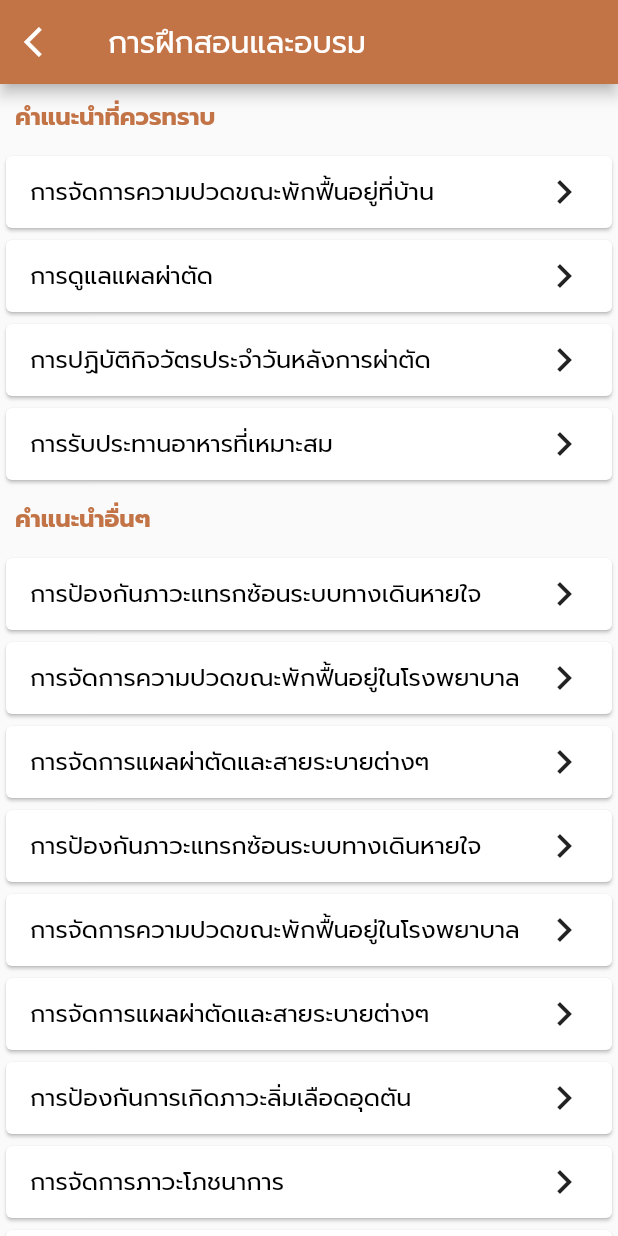
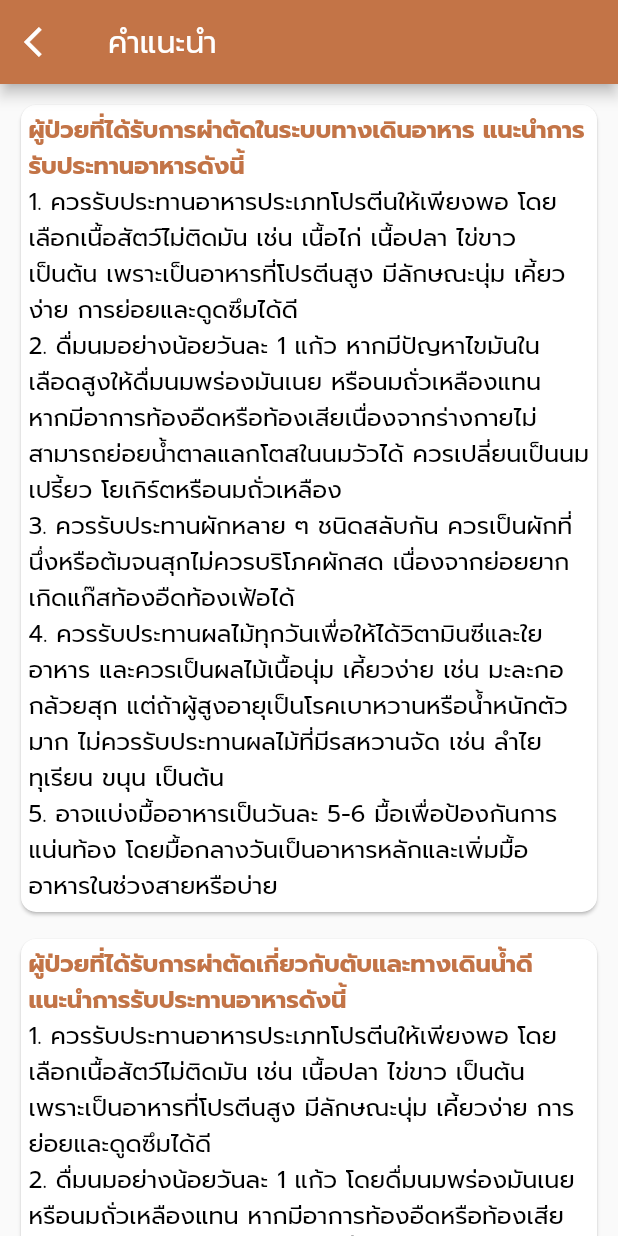
Before and after one commit to LaCare-KMUTT/AbdoCare, a Flutter app: the PostOpHomeTrainingPage screen opened directly, after a tap on "การรับประทานอาหารที่เหมาะสม", on a phone screen of 412 x 824 dp. Run offline on Flutter 3.47's test engine with Material 2 defaults, Android fonts, the phone set to English and light mode, and no system bars; our stand-ins replace bubble, charts_flutter, cloud_firestore, firebase_auth, firebase_core, get_it and 1 more; missing offline and left inert: flutter_dialogflow; accounts and stored records are empty; statements that could not run were skipped.

Commit message:
food advice

```diff
--- a/lib/widget/post_op_home_training.dart
+++ b/lib/widget/post_op_home_training.dart
@@ -1,6 +1,7 @@
 import 'package:flutter/material.dart';
 import '../pages/chat_page.dart';
 import 'training_information/daily_activity_advice.dart';
+import 'training_information/food_advice.dart';
 import 'training_information/pain_advice.dart';
 import 'training_information/surgical_incision_advice.dart';
 
@@ -23,7 +24,10 @@ class _PostOpHomeTrainingPageState extends State<PostOpHomeTrainingPage> {
     } else if (number == 17) {
       Navigator.push(context,
           MaterialPageRoute(builder: (context) => DailyActivityAdvice()));
-    } else if (number == 18) {}
+    } else if (number == 18) {
+      Navigator.push(
+          context, MaterialPageRoute(builder: (context) => FoodAdvice()));
+    }
   }
 
   @override
--- /dev/null
+++ b/lib/widget/training_information/food_advice.dart
@@ -0,0 +1,123 @@
+import 'package:flutter/material.dart';
+import '../post_op_home_training.dart';
+
+class FoodAdvice extends StatelessWidget {
+  @override
+  Widget build(BuildContext context) {
+    return Scaffold(
+        appBar: AppBar(
+          title: Text("คำแนะนำ"),
+          leading: IconButton(
+            icon: const Icon(
+              Icons.arrow_back_ios,
+            ),
+            tooltip: 'กลับ',
+            onPressed: () {
+              Navigator.push(
+                context,
+                MaterialPageRoute(
+                    builder: (context) => PostOpHomeTrainingPage()),
+              );
+            },
+          ),
+        ),
+        body: Container(
+          child: ListView(
+            children: [
+              Column(
+                children: [
+                  Padding(
+                    padding: const EdgeInsets.fromLTRB(10, 10, 10, 0),
+                    child: Card(
+                      shape: RoundedRectangleBorder(
+                        borderRadius: BorderRadius.circular(10.0),
+                      ),
+                      child: Padding(
+                        padding: const EdgeInsets.all(5.0),
+                        child: Column(
+                          children: [
+                            Text("""
+ผู้ป่วยที่ได้รับการผ่าตัดในระบบทางเดินอาหาร แนะนำการรับประทานอาหารดังนี้"""),
+                            Column(
+                              crossAxisAlignment: CrossAxisAlignment.stretch,
+                              children: [
+                                Text("""
+1. ควรรับประทานอาหารประเภทโปรตีนให้เพียงพอ โดยเลือกเนื้อสัตว์ไม่ติดมัน เช่น เนื้อไก่ เนื้อปลา ไข่ขาว เป็นต้น เพราะเป็นอาหารที่โปรตีนสูง มีลักษณะนุ่ม เคี้ยวง่าย การย่อยและดูดซึมได้ดี""",
+                                    style:
+                                        Theme.of(context).textTheme.bodyText1),
+                                Text("""
+2. ดื่มนมอย่างน้อยวันละ 1 แก้ว หากมีปัญหาไขมันในเลือดสูงให้ดื่มนมพร่องมันเนย หรือนมถั่วเหลืองแทน หากมีอาการท้องอืดหรือท้องเสียเนื่องจากร่างกายไม่สามารถย่อยน้ำตาลแลกโตสในนมวัวได้ ควรเปลี่ยนเป็นนมเปรี้ยว โยเกิร์ตหรือนมถั่วเหลือง""",
+                                    style:
+                                        Theme.of(context).textTheme.bodyText1),
+                                Text("""
+3. ควรรับประทานผักหลาย ๆ ชนิดสลับกัน ควรเป็นผักที่นึ่งหรือต้มจนสุกไม่ควรบริโภคผักสด เนื่องจากย่อยยาก เกิดแก๊สท้องอืดท้องเฟ้อได้""",
+                                    style:
+                                        Theme.of(context).textTheme.bodyText1),
+                                Text("""
+4. ควรรับประทานผลไม้ทุกวันเพื่อให้ได้วิตามินซีและใยอาหาร และควรเป็นผลไม้เนื้อนุ่ม เคี้ยวง่าย เช่น มะละกอ กล้วยสุก แต่ถ้าผู้สูงอายุเป็นโรคเบาหวานหรือน้ำหนักตัวมาก ไม่ควรรับประทานผลไม้ที่มีรสหวานจัด เช่น ลำไย ทุเรียน ขนุน เป็นต้น""",
+                                    style:
+                                        Theme.of(context).textTheme.bodyText1),
+                                Text("""
+5. อาจแบ่งมื้ออาหารเป็นวันละ 5-6 มื้อเพื่อป้องกันการแน่นท้อง โดยมื้อกลางวันเป็นอาหารหลักและเพิ่มมื้ออาหารในช่วงสายหรือบ่าย""",
+                                    style:
+                                        Theme.of(context).textTheme.bodyText1),
+                              ],
+                            ),
+                          ],
+                        ),
+                      ),
+                    ),
+                  ),
+                  Padding(
+                    padding: const EdgeInsets.fromLTRB(10, 10, 10, 0),
+                    child: Card(
+                      shape: RoundedRectangleBorder(
+                        borderRadius: BorderRadius.circular(10.0),
+                      ),
+                      child: Padding(
+                        padding: const EdgeInsets.all(5.0),
+                        child: Column(
+                          children: [
+                            Text("""
+ผู้ป่วยที่ได้รับการผ่าตัดเกี่ยวกับตับและทางเดินน้ำดี แนะนำการรับประทานอาหารดังนี้"""),
+                            Column(
+                              crossAxisAlignment: CrossAxisAlignment.stretch,
+                              children: [
+                                Text("""
+1. ควรรับประทานอาหารประเภทโปรตีนให้เพียงพอ โดยเลือกเนื้อสัตว์ไม่ติดมัน เช่น เนื้อปลา ไข่ขาว เป็นต้น เพราะเป็นอาหารที่โปรตีนสูง มีลักษณะนุ่ม เคี้ยวง่าย การย่อยและดูดซึมได้ดี""",
+                                    style:
+                                        Theme.of(context).textTheme.bodyText1),
+                                Text("""
+2. ดื่มนมอย่างน้อยวันละ 1 แก้ว โดยดื่มนมพร่องมันเนย หรือนมถั่วเหลืองแทน หากมีอาการท้องอืดหรือท้องเสียเนื่องจากร่างกายไม่สามารถย่อยน้ำตาลแลกโตสในนมวัวได้ ควรเปลี่ยนเป็นนมเปรี้ยว โยเกิร์ตหรือนมถั่วเหลือง""",
+                                    style:
+                                        Theme.of(context).textTheme.bodyText1),
+                                Text("""
+3. ควรรับประทานผักหลาย ๆ ชนิดสลับกัน ควรเป็นผักที่นึ่งหรือต้มจนสุกไม่ควรบริโภคผักสด เนื่องจากย่อยยาก เกิดแก๊สท้องอืดท้องเฟ้อได้""",
+                                    style:
+                                        Theme.of(context).textTheme.bodyText1),
+                                Text("""
+4. ควรรับประทานผลไม้ทุกวันเพื่อให้ได้วิตามินซีและใยอาหาร และควรเป็นผลไม้เนื้อนุ่ม เคี้ยวง่าย เช่น มะละกอ กล้วยสุก แต่ถ้าผู้สูงอายุเป็นโรคเบาหวานหรือน้ำหนักตัวมาก ไม่ควรรับประทานผลไม้ที่มีรสหวานจัด เช่น ลำไย ทุเรียน ขนุน เป็นต้น""",
+                                    style:
+                                        Theme.of(context).textTheme.bodyText1),
+                                Text("""
+5. หลีกเลี่ยงการรับประทานอาหารที่มีไขมันสูง เช่น อาหารประเภททอด เนื่องจากความสามารถในการย่อยไขมันของผู้รับบริการลดลง""",
+                                    style:
+                                        Theme.of(context).textTheme.bodyText1),
+                                Text("""
+6. อาจแบ่งมื้ออาหารเป็นวันละ 5-6 มื้อเพื่อป้องกันการแน่นท้อง โดยมื้อกลางวันเป็นอาหารหลักและเพิ่มมื้ออาหารในช่วงสายหรือบ่าย""",
+                                    style:
+                                        Theme.of(context).textTheme.bodyText1),
+                              ],
+                            ),
+                          ],
+                        ),
+                      ),
+                    ),
+                  ),
+                ],
+              ),
+            ],
+          ),
+        ));
+  }
+}
```
